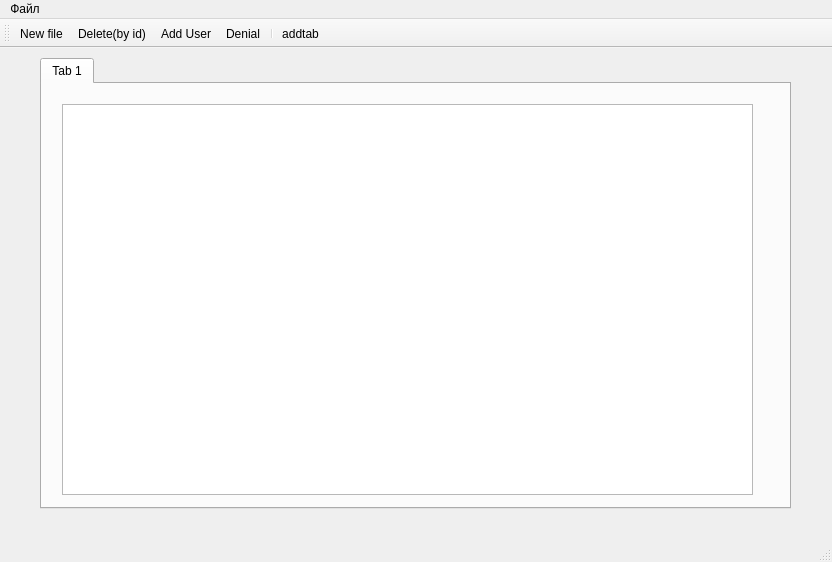
The window that kursachbebraf/mainwindow.ui (sorlagbm/programhighlevel) describes before a commit, drawn with Qt 5.
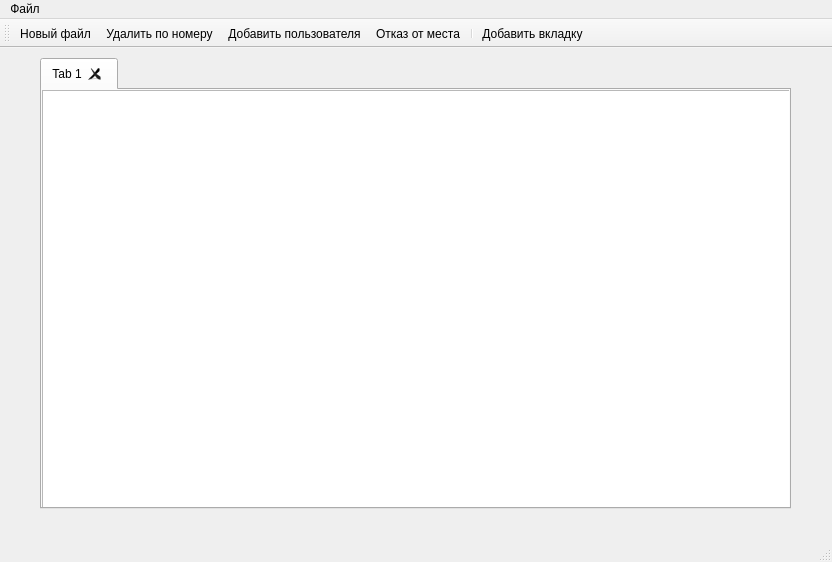
The same window after the commit.

Patch:
```diff
--- a/kursachbebraf/mainwindow.ui
+++ b/kursachbebraf/mainwindow.ui
@@ -2,6 +2,9 @@
 <ui version="4.0">
  <class>MainWindow</class>
  <widget class="QMainWindow" name="MainWindow">
+  <property name="enabled">
+   <bool>true</bool>
+  </property>
   <property name="geometry">
    <rect>
     <x>0</x>
@@ -15,6 +18,9 @@
   </property>
   <widget class="QWidget" name="centralwidget">
    <widget class="QTabWidget" name="tabWidget">
+    <property name="enabled">
+     <bool>true</bool>
+    </property>
     <property name="geometry">
      <rect>
       <x>40</x>
@@ -26,17 +32,23 @@
     <property name="currentIndex">
      <number>0</number>
     </property>
+    <property name="tabsClosable">
+     <bool>true</bool>
+    </property>
     <widget class="QWidget" name="tab">
      <attribute name="title">
       <string>Tab 1</string>
      </attribute>
      <widget class="QTableWidget" name="tableWidget">
+      <property name="enabled">
+       <bool>true</bool>
+      </property>
       <property name="geometry">
        <rect>
-        <x>20</x>
-        <y>20</y>
-        <width>691</width>
-        <height>391</height>
+        <x>0</x>
+        <y>0</y>
+        <width>751</width>
+        <height>421</height>
        </rect>
       </property>
       <property name="contextMenuPolicy">
@@ -91,17 +103,17 @@
   </widget>
   <action name="actionDelete_by_id">
    <property name="text">
-    <string>Delete(by id)</string>
+    <string>Удалить по номеру</string>
    </property>
   </action>
   <action name="actionAdd_User">
    <property name="text">
-    <string>Add User</string>
+    <string>Добавить пользователя</string>
    </property>
   </action>
   <action name="actionDenie">
    <property name="text">
-    <string>Denial</string>
+    <string>Отказ от места</string>
    </property>
   </action>
   <action name="action">
@@ -121,12 +133,12 @@
   </action>
   <action name="actionNew_file">
    <property name="text">
-    <string>New file</string>
+    <string>Новый файл</string>
    </property>
   </action>
   <action name="actionaddtab">
    <property name="text">
-    <string>addtab</string>
+    <string>Добавить вкладку</string>
    </property>
   </action>
  </widget>
```
